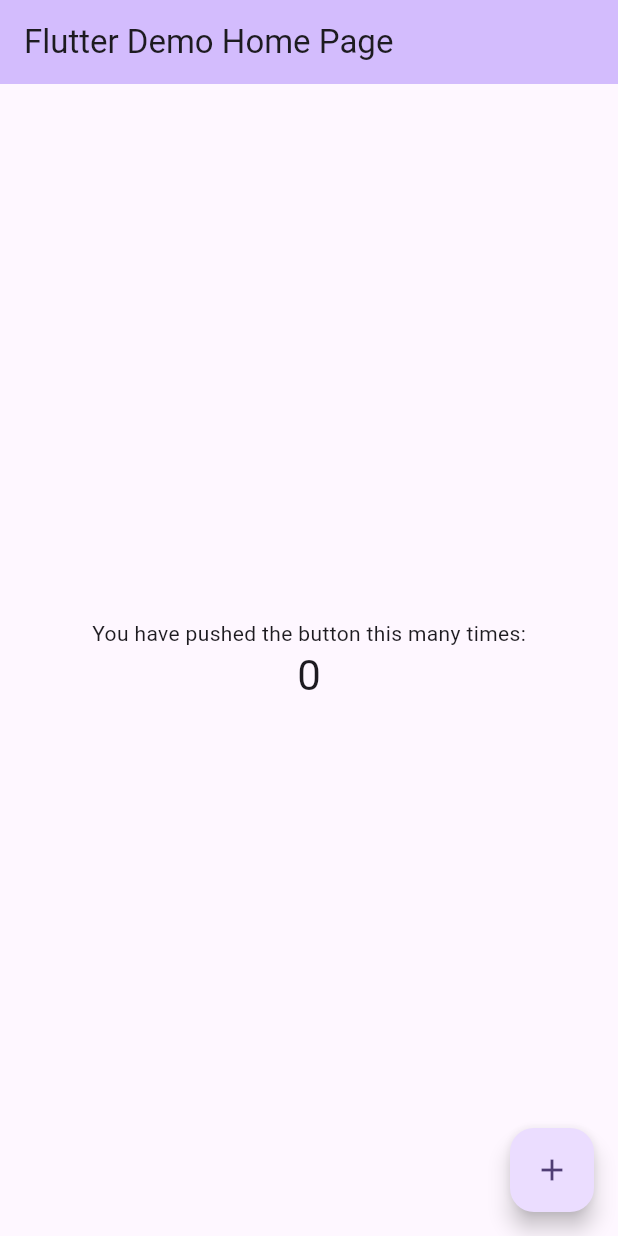
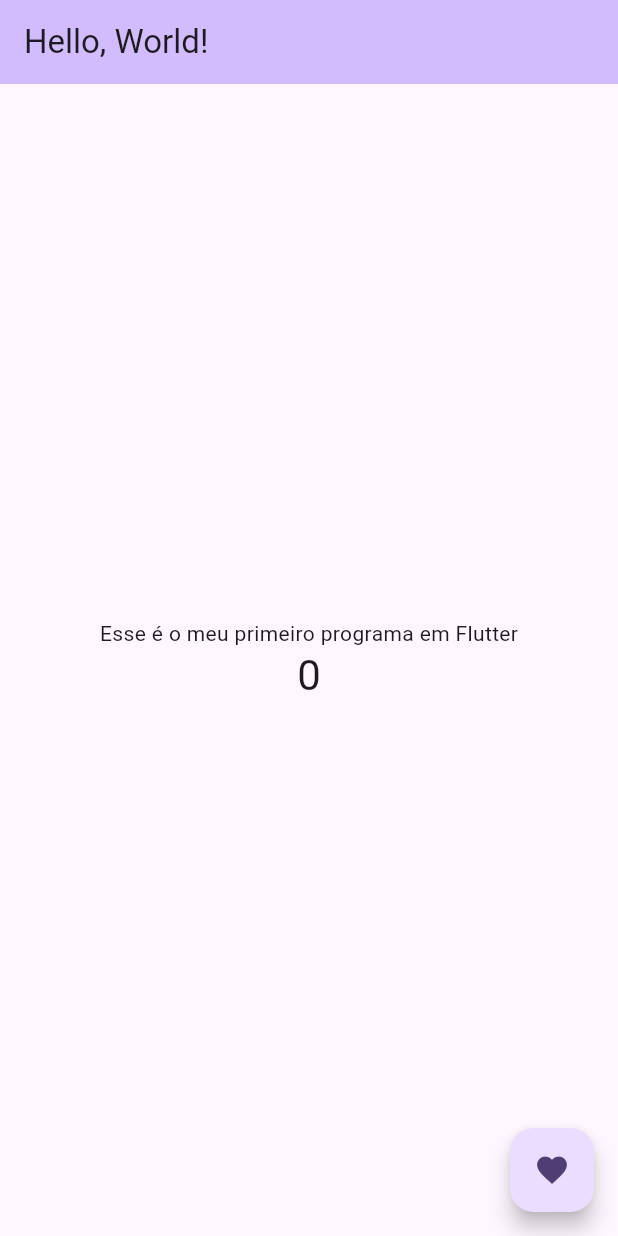
Before and after one commit to izabelmcarvalho/meuappflutter, a Flutter app: the screen it shows after launch, on a phone screen of 412 x 824 dp. Run offline on Flutter 3.47's test engine with Material 2 defaults, Android fonts, the phone set to English and light mode, and no system bars.

Commit message:
Alterações básicas no código

```diff
--- a/lib/main.dart
+++ b/lib/main.dart
@@ -31,7 +31,7 @@ class MyApp extends StatelessWidget {
         colorScheme: ColorScheme.fromSeed(seedColor: Colors.deepPurple),
         useMaterial3: true,
       ),
-      home: const MyHomePage(title: 'Flutter Demo Home Page'),
+      home: const MyHomePage(title: 'Hello, World!'),
     );
   }
 }
@@ -106,7 +106,8 @@ class _MyHomePageState extends State<MyHomePage> {
           mainAxisAlignment: MainAxisAlignment.center,
           children: <Widget>[
             const Text(
-              'You have pushed the button this many times:',
+              'Esse é o meu primeiro programa em Flutter',
+
             ),
             Text(
               '$_counter',
@@ -118,7 +119,7 @@ class _MyHomePageState extends State<MyHomePage> {
       floatingActionButton: FloatingActionButton(
         onPressed: _incrementCounter,
         tooltip: 'Increment',
-        child: const Icon(Icons.add),
+        child: const Icon(Icons.favorite),
       ), // This trailing comma makes auto-formatting nicer for build methods.
     );
   }
```
